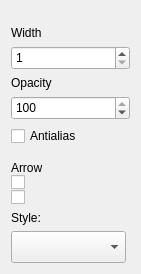
PhotoFlare/photoflare, file src/toolSettings/LineSettingsWidget.ui: the form before one commit.
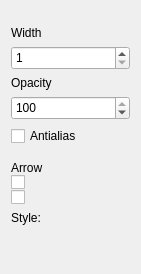
The form after the commit. Icons and pictures are not drawn. Custom widgets are drawn as their Qt base class.

```diff
--- a/src/toolSettings/LineSettingsWidget.ui
+++ b/src/toolSettings/LineSettingsWidget.ui
@@ -190,7 +190,7 @@
       </widget>
      </item>
      <item>
-      <widget class="BrushTypeComboBox" name="styleComboBox">
+      <widget class="BrushTypeComboBox" name="styleComboBox" native="true">
        <property name="minimumSize">
         <size>
          <width>32</width>
@@ -212,8 +212,9 @@
  <customwidgets>
   <customwidget>
    <class>BrushTypeComboBox</class>
-   <extends>QComboBox</extends>
-   <header location="global">brushtypecombobox.h</header>
+   <extends>QWidget</extends>
+   <header>brushtypecombobox.h</header>
+   <container>1</container>
   </customwidget>
  </customwidgets>
  <resources>
```
Left out of the diff: 8 changed lines with no effect on the pictures.
